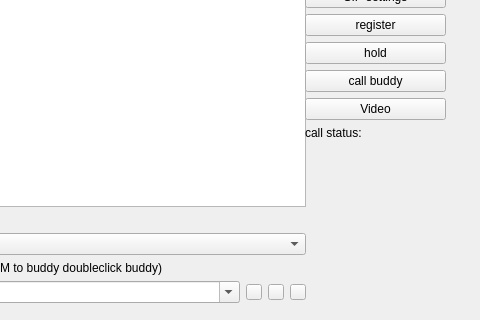
B15090815/Siptel, file siptel.ui: the form before one commit; both pictures show x 195 to 675 and y 148 to 468 of the 675 by 585 pixel window.
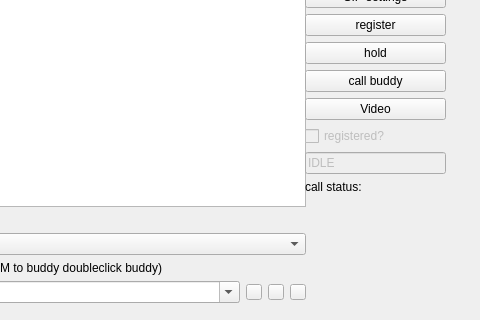
The form after the commit.

```diff
--- a/siptel.ui
+++ b/siptel.ui
@@ -154,6 +154,41 @@
      </rect>
     </property>
     <layout class="QGridLayout" name="gridLayout_2">
+     <item row="11" column="0">
+      <widget class="QLabel" name="label_3">
+       <property name="sizePolicy">
+        <sizepolicy hsizetype="Preferred" vsizetype="Preferred">
+         <horstretch>0</horstretch>
+         <verstretch>0</verstretch>
+        </sizepolicy>
+       </property>
+       <property name="text">
+        <string>call status:</string>
+       </property>
+       <property name="alignment">
+        <set>Qt::AlignLeading|Qt::AlignLeft|Qt::AlignVCenter</set>
+       </property>
+      </widget>
+     </item>
+     <item row="9" column="0">
+      <widget class="QLineEdit" name="callStateEdit">
+       <property name="enabled">
+        <bool>false</bool>
+       </property>
+       <property name="sizePolicy">
+        <sizepolicy hsizetype="Preferred" vsizetype="Fixed">
+         <horstretch>0</horstretch>
+         <verstretch>0</verstretch>
+        </sizepolicy>
+       </property>
+       <property name="text">
+        <string>IDLE</string>
+       </property>
+       <property name="readOnly">
+        <bool>false</bool>
+       </property>
+      </widget>
+     </item>
      <item row="3" column="0">
       <widget class="QPushButton" name="accountButton">
        <property name="sizePolicy">
@@ -209,22 +244,6 @@
        </property>
       </widget>
      </item>
-     <item row="8" column="0">
-      <widget class="QLabel" name="label_3">
-       <property name="sizePolicy">
-        <sizepolicy hsizetype="Preferred" vsizetype="Preferred">
-         <horstretch>0</horstretch>
-         <verstretch>0</verstretch>
-        </sizepolicy>
-       </property>
-       <property name="text">
-        <string>call status:</string>
-       </property>
-       <property name="alignment">
-        <set>Qt::AlignLeading|Qt::AlignLeft|Qt::AlignVCenter</set>
-       </property>
-      </widget>
-     </item>
      <item row="2" column="0">
       <widget class="QPushButton" name="deleteButton">
        <property name="sizePolicy">
@@ -241,7 +260,7 @@
        </property>
       </widget>
      </item>
-     <item row="10" column="0">
+     <item row="12" column="0">
       <spacer>
        <property name="orientation">
         <enum>Qt::Vertical</enum>
@@ -302,6 +321,25 @@
        </property>
       </widget>
      </item>
+     <item row="8" column="0">
+      <widget class="QCheckBox" name="statusBox">
+       <property name="enabled">
+        <bool>false</bool>
+       </property>
+       <property name="sizePolicy">
+        <sizepolicy hsizetype="Preferred" vsizetype="Fixed">
+         <horstretch>0</horstretch>
+         <verstretch>0</verstretch>
+        </sizepolicy>
+       </property>
+       <property name="text">
+        <string>registered?</string>
+       </property>
+       <property name="checkable">
+        <bool>true</bool>
+       </property>
+      </widget>
+     </item>
     </layout>
    </widget>
   </widget>
```
